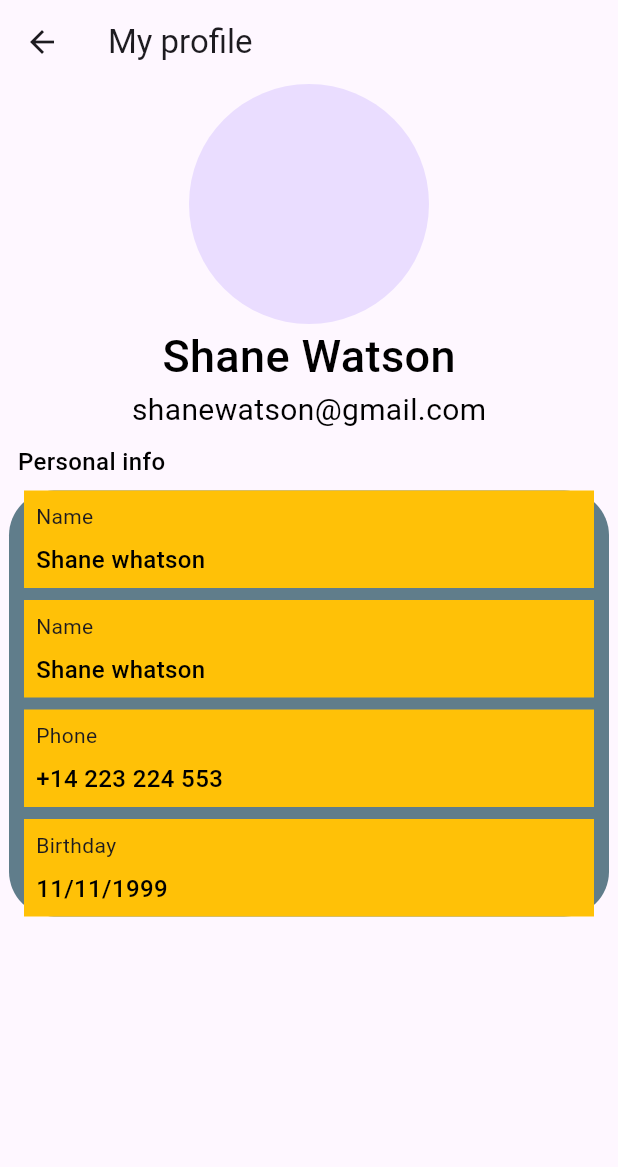
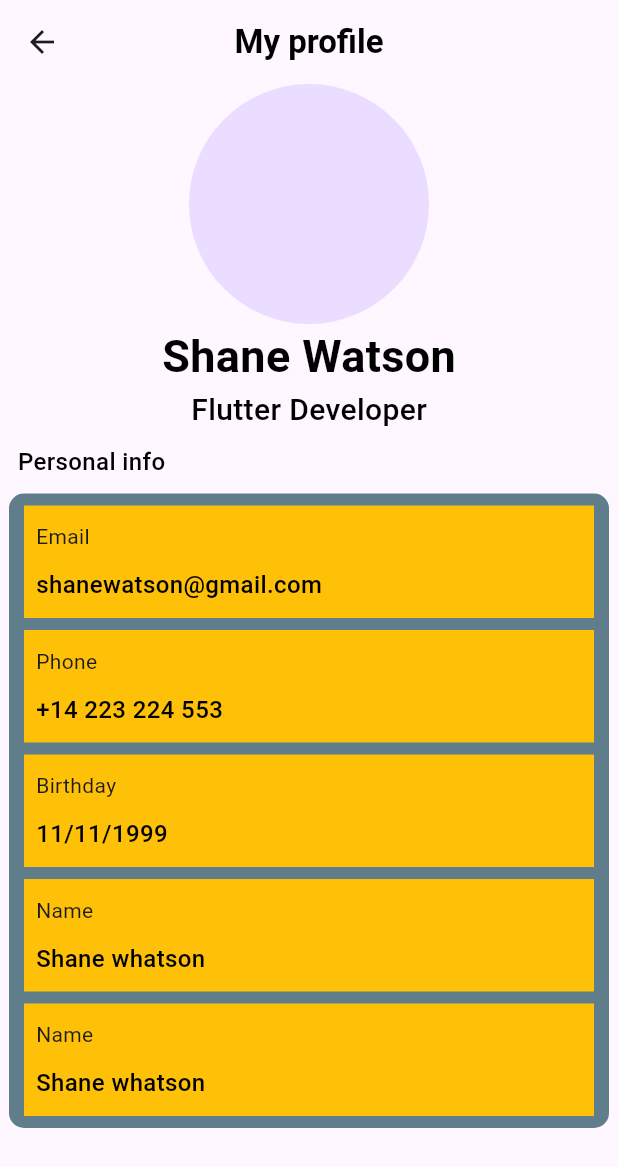
Before and after one commit to Nived-Manoj/Tasky-App, a Flutter app: the Profile screen opened directly, on a phone screen of 412 x 824 dp. Shown: the top 1167 px of the screen. Run offline on Flutter 3.47's test engine with Material 3 defaults, Android fonts, the phone set to English and light mode, and no system bars; our stand-ins replace lottie, percent_indicator.

Commit message:
initial commit

```diff
--- a/lib/view/profile.dart
+++ b/lib/view/profile.dart
@@ -8,11 +8,10 @@
   Widget build(BuildContext context) {
     return Scaffold(
       appBar: AppBar(
-        // leading: BackButton(
-        //   style: ButtonStyle(iconSize: MaterialStatePropertyAll(30)),
-        //   onPressed: () => Navigator.of(context).pop(),
-        // ),
-        title: Text("My profile"),
+        centerTitle: true,
+        title: Text("My profile",
+            style: TextStyle(
+                color: ColorConstant.Black, fontWeight: FontWeight.w600)),
       ),
       body: Column(
         children: [
@@ -25,12 +24,12 @@
               style: TextStyle(
                   color: ColorConstant.Black,
                   fontSize: 30,
+                  fontWeight: FontWeight.w700)),
+          Text("Flutter Developer",
+              style: TextStyle(
+                  color: ColorConstant.Black,
+                  fontSize: 20,
                   fontWeight: FontWeight.w500)),
-          Text("shanewatson@gmail.com",
-              style: TextStyle(
-                color: ColorConstant.Black,
-                fontSize: 20,
-              )),
           SizedBox(
             height: 8,
           ),
@@ -44,18 +43,93 @@
                     fontWeight: FontWeight.w500),
               )),
           SizedBox(
-            height: 8,
+            height: 10,
           ),
           Container(
             decoration: BoxDecoration(
-              borderRadius: BorderRadius.circular(30),
+              borderRadius: BorderRadius.circular(10),
               color: Colors.blueGrey,
             ),
             width: 400,
             child: Column(
               children: [
+                SizedBox(
+                  height: 8,
+                ),
                 Container(
-                  height: 65,
+                  height: 75,
+                  width: 380,
+                  color: Colors.amber,
+                  child: Padding(
+                    padding: const EdgeInsets.only(left: 8),
+                    child: Column(
+                        mainAxisAlignment: MainAxisAlignment.spaceEvenly,
+                        crossAxisAlignment: CrossAxisAlignment.start,
+                        children: [
+                          Text("Email"),
+                          Text(
+                            "shanewatson@gmail.com",
+                            style: TextStyle(
+                                color: ColorConstant.Black,
+                                fontSize: 16,
+                                fontWeight: FontWeight.w500),
+                          )
+                        ]),
+                  ),
+                ),
+                SizedBox(
+                  height: 8,
+                ),
+                Container(
+                  height: 75,
+                  width: 380,
+                  color: Colors.amber,
+                  child: Padding(
+                    padding: const EdgeInsets.only(left: 8),
+                    child: Column(
+                        mainAxisAlignment: MainAxisAlignment.spaceEvenly,
+                        crossAxisAlignment: CrossAxisAlignment.start,
+                        children: [
+                          Text("Phone"),
+                          Text(
+                            "+14 223 224 553",
+                            style: TextStyle(
+                                color: ColorConstant.Black,
+                                fontSize: 16,
+                                fontWeight: FontWeight.w500),
+                          )
+                        ]),
+                  ),
+                ),
+                SizedBox(
+                  height: 8,
+                ),
+                Container(
+                  height: 75,
+                  width: 380,
+                  color: Colors.amber,
+                  child: Padding(
+                    padding: const EdgeInsets.only(left: 8),
+                    child: Column(
+                        mainAxisAlignment: MainAxisAlignment.spaceEvenly,
+                        crossAxisAlignment: CrossAxisAlignment.start,
+                        children: [
+                          Text("Birthday"),
+                          Text(
+                            "11/11/1999",
+                            style: TextStyle(
+                                color: ColorConstant.Black,
+                                fontSize: 16,
+                                fontWeight: FontWeight.w500),
+                          ),
+                        ]),
+                  ),
+                ),
+                SizedBox(
+                  height: 8,
+                ),
+                Container(
+                  height: 75,
                   width: 380,
                   color: Colors.amber,
                   child: Padding(
@@ -79,7 +153,7 @@
                   height: 8,
                 ),
                 Container(
-                  height: 65,
+                  height: 75,
                   width: 380,
                   color: Colors.amber,
                   child: Padding(
@@ -102,51 +176,6 @@
                 SizedBox(
                   height: 8,
                 ),
-                Container(
-                  height: 65,
-                  width: 380,
-                  color: Colors.amber,
-                  child: Padding(
-                    padding: const EdgeInsets.only(left: 8),
-                    child: Column(
-                        mainAxisAlignment: MainAxisAlignment.spaceEvenly,
-                        crossAxisAlignment: CrossAxisAlignment.start,
-                        children: [
-                          Text("Phone"),
-                          Text(
-                            "+14 223 224 553",
-                            style: TextStyle(
-                                color: ColorConstant.Black,
-                                fontSize: 16,
-                                fontWeight: FontWeight.w500),
-                          )
-                        ]),
-                  ),
-                ),
-                SizedBox(
-                  height: 8,
-                ),
-                Container(
-                  height: 65,
-                  width: 380,
-                  color: Colors.amber,
-                  child: Padding(
-                    padding: const EdgeInsets.only(left: 8),
-                    child: Column(
-                        mainAxisAlignment: MainAxisAlignment.spaceEvenly,
-                        crossAxisAlignment: CrossAxisAlignment.start,
-                        children: [
-                          Text("Birthday"),
-                          Text(
-                            "11/11/1999",
-                            style: TextStyle(
-                                color: ColorConstant.Black,
-                                fontSize: 16,
-                                fontWeight: FontWeight.w500),
-                          )
-                        ]),
-                  ),
-                ),
               ],
             ),
           ),
```
Also changed, not shown: lib/view/settings.dart (+137 -0 lines).
